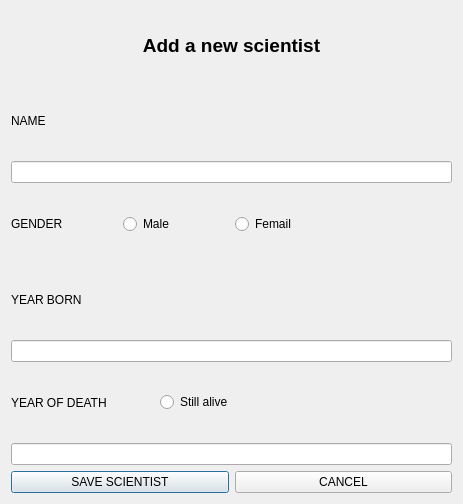
First picture: the form in ui/addstudentdialog.ui, repository VLN1-Hopur23/VLN1-Hopur23, before the edit.
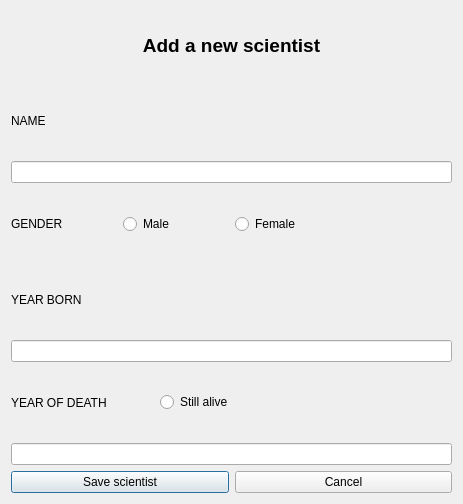
Second picture: the form after the edit.

What changed in the file:
```diff
--- a/ui/addstudentdialog.ui
+++ b/ui/addstudentdialog.ui
@@ -77,7 +77,7 @@
      <item>
       <widget class="QRadioButton" name="button_radio_add_scientist_femail">
        <property name="text">
-        <string>Femail</string>
+        <string>Female</string>
        </property>
       </widget>
      </item>
@@ -147,14 +147,14 @@
      <item>
       <widget class="QPushButton" name="button_add_scientist_save">
        <property name="text">
-        <string>SAVE SCIENTIST</string>
+        <string>Save scientist</string>
        </property>
       </widget>
      </item>
      <item>
       <widget class="QPushButton" name="button_add_scientist_cancel">
        <property name="text">
-        <string>CANCEL</string>
+        <string>Cancel</string>
        </property>
       </widget>
      </item>
```
